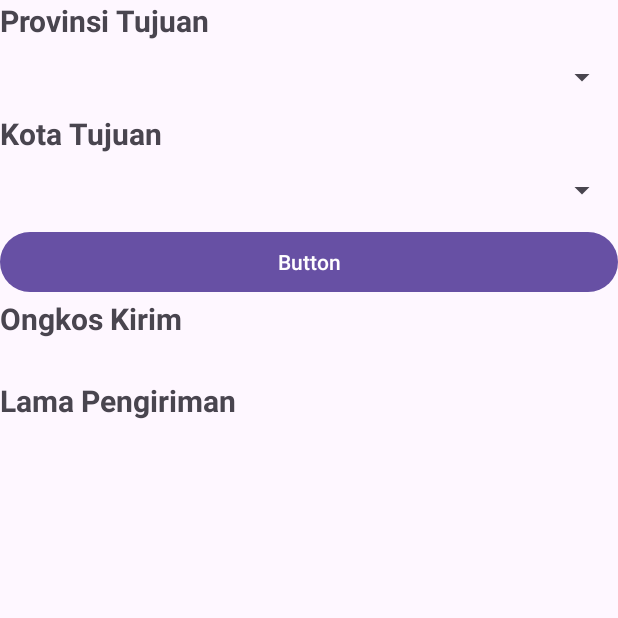
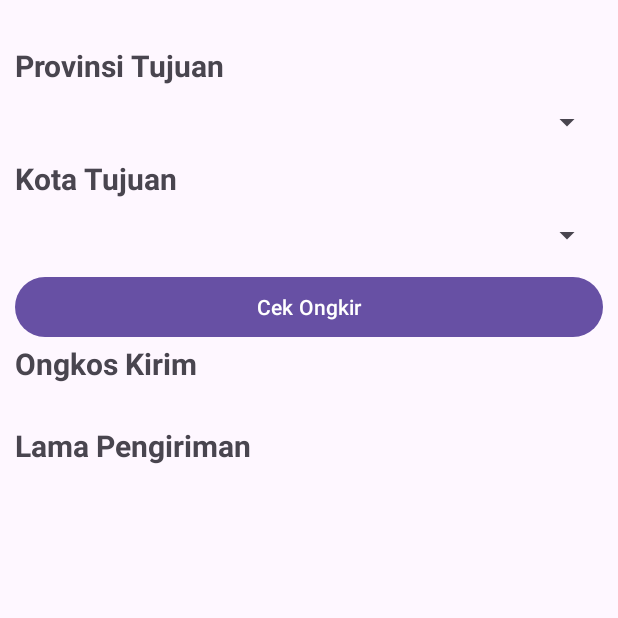
Before and after one commit to ganimaulana3/mobile_rajaongkir, an Android app: the screen it shows after launch (MainActivity), on a phone screen of 412 x 824 dp, the top half of it. Run offline under Robolectric (Android 15) with nearby library versions, the phone set to English and light mode, and no system bars; 1 statement that could not run was skipped.

```diff
--- a/app/src/main/java/com/example/rajaongkir/api/ServerAPI.java
+++ b/app/src/main/java/com/example/rajaongkir/api/ServerAPI.java
@@ -2,5 +2,5 @@ package com.example.rajaongkir.api;
 
 public class ServerAPI {
 //    public String Base_URL = "http://10.0.2.2/android/";
-    public String Base_URL = "http://192.168.8.21/android/";
+    public String Base_URL = "http://192.168.1.34/android/";
 }
--- a/app/src/main/java/com/example/rajaongkir/model/Kota.java
+++ b/app/src/main/java/com/example/rajaongkir/model/Kota.java
@@ -4,10 +4,12 @@ public class Kota {
     public int city_id;
     public int province_id;
     public String city_name;
+    public String type;
     public int postal_code;
 
     public int get_city_id() {return city_id; }
     public int get_province_id() {return province_id; }
     public String get_city_name() { return city_name; }
+    public String get_type() { return type; }
     public int get_postal_code() {return postal_code; }
 }
--- a/app/src/main/res/layout/activity_main.xml
+++ b/app/src/main/res/layout/activity_main.xml
@@ -5,6 +5,8 @@
     android:id="@+id/main"
     android:layout_width="match_parent"
     android:layout_height="match_parent"
+    android:paddingTop="30dp"
+    android:paddingHorizontal="10dp"
     android:orientation="vertical"
     tools:context=".MainActivity">
 
@@ -40,7 +42,7 @@
         android:id="@+id/btnCekOngkir"
         android:layout_width="match_parent"
         android:layout_height="wrap_content"
-        android:text="Button" />
+        android:text="Cek Ongkir" />
 
     <TextView
         android:id="@+id/textView3"
--- a/app/src/main/res/xml/allowed_ips.xml
+++ b/app/src/main/res/xml/allowed_ips.xml
@@ -1,7 +1,7 @@
 <?xml version="1.0" encoding="utf-8"?>
 <resources>
     <string-array name="allowed_ips">
-        <item>192.168.8.21</item>
+        <item>192.168.1.34</item>
         <item>10.0.2.2</item>
         <!-- Tambahkan IP yang diperbolehkan -->
     </string-array>
```
Also changed, not shown: app/src/main/java/com/example/rajaongkir/MainActivity.java (+7 -4 lines).
